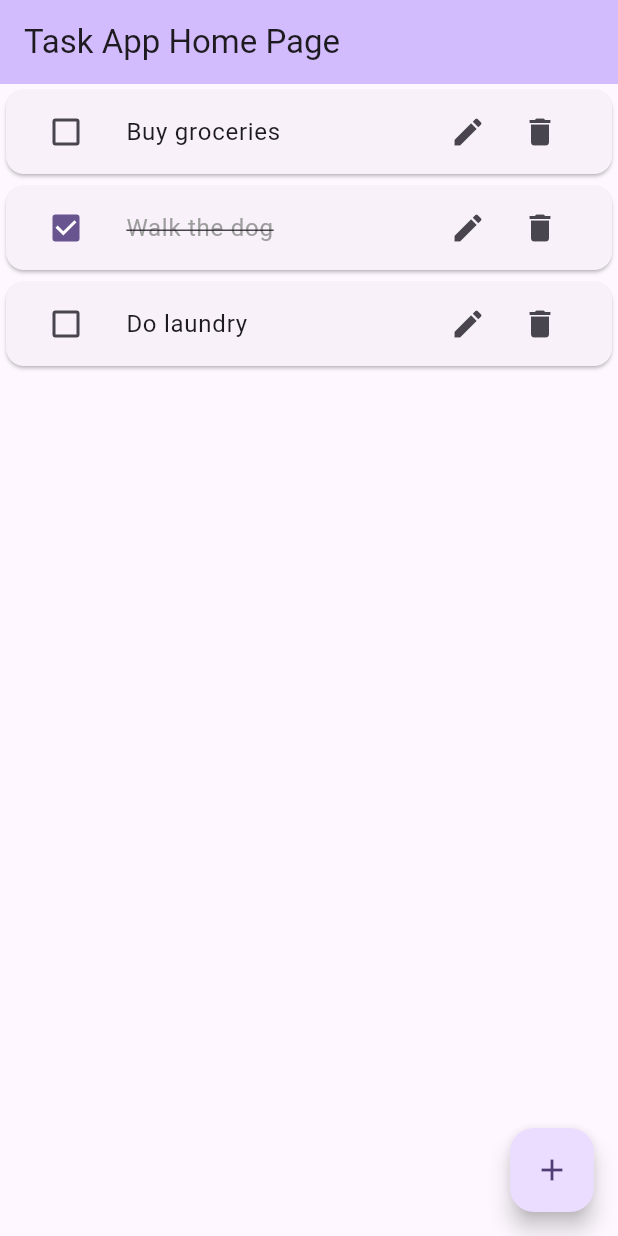
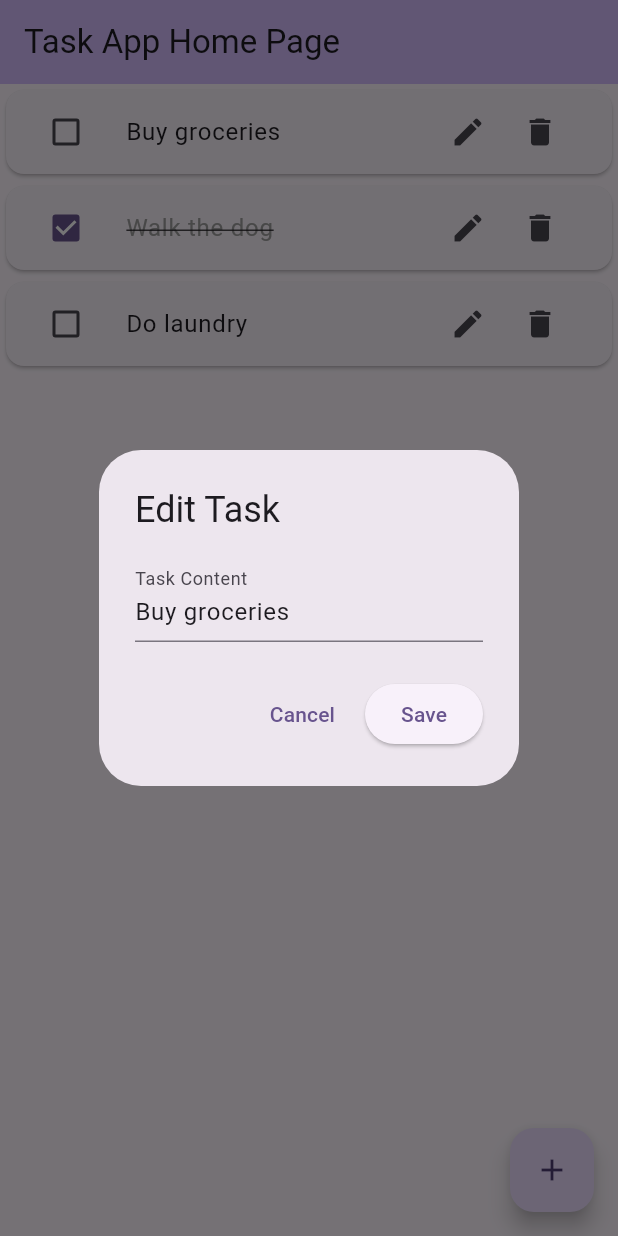
Before and after one commit to ogbeiedward/task_app, a Flutter app: the screen it shows after launch, after a tap on the "edit" icon, on a phone screen of 412 x 824 dp. Run offline on Flutter 3.47's test engine with Material 3 defaults, Android fonts, the light colour scheme and no system bars.

Commit message:
Add task management features - edit, delete, and add functionality

```diff
--- a/lib/presentation/my_home_page.dart
+++ b/lib/presentation/my_home_page.dart
@@ -66,6 +66,63 @@ class _MyHomePageState extends State<MyHomePage> {
     );
   }
 
+  void _showEditDialog(BuildContext context, int index) {
+    final editController = TextEditingController(text: _tasks[index].title);
+    final editFormKey = GlobalKey<FormState>();
+
+    showDialog(
+      context: context,
+      builder: (context) {
+        return AlertDialog(
+          title: const Text('Edit Task'),
+          content: Form(
+            key: editFormKey,
+            child: TextFormField(
+              controller: editController,
+              decoration: const InputDecoration(labelText: 'Task Content'),
+              validator: (value) {
+                if (value == null || value.trim().isEmpty) {
+                  return 'Please enter a task.';
+                }
+                if (value.trim().length < 3) {
+                  return 'Task must be at least 3 characters long.';
+                }
+                return null;
+              },
+            ),
+          ),
+          actions: [
+            TextButton(
+              onPressed: () {
+                Navigator.pop(context);
+                editController.dispose();
+              },
+              child: const Text('Cancel'),
+            ),
+            ElevatedButton(
+              onPressed: () {
+                if (editFormKey.currentState!.validate()) {
+                  setState(() {
+                    _tasks[index].title = editController.text.trim();
+                  });
+                  editController.dispose();
+                  Navigator.pop(context);
+                }
+              },
+              child: const Text('Save'),
+            ),
+          ],
+        );
+      },
+    );
+  }
+
+  void _deleteTask(int index) {
+    setState(() {
+      _tasks.removeAt(index);
+    });
+  }
+
   @override
   void dispose() {
     _controller.dispose();
@@ -105,11 +162,11 @@ class _MyHomePageState extends State<MyHomePage> {
                 children: [
                   IconButton(
                     icon: const Icon(Icons.edit),
-                    onPressed: () {},
+                    onPressed: () => _showEditDialog(context, index),
                   ),
                   IconButton(
                     icon: const Icon(Icons.delete),
-                    onPressed: () {},
+                    onPressed: () => _deleteTask(index),
                   ),
                 ],
               ),
```
Also changed, not shown: 1 other file.
